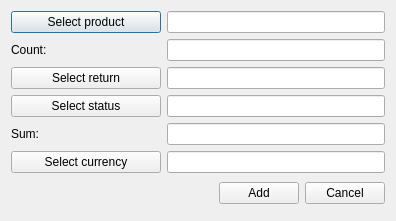
First picture: the form in OrmasAdmin/OrmasAdmin/CreateRtrnListDlg.ui, repository Dalerjon/TheOrmasProejct, before the edit.
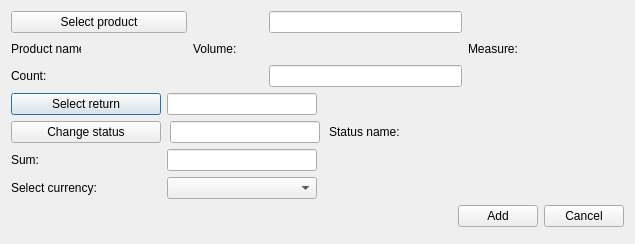
Second picture: the form after the edit.

What changed in the file:
```diff
--- a/OrmasAdmin/OrmasAdmin/CreateRtrnListDlg.ui
+++ b/OrmasAdmin/OrmasAdmin/CreateRtrnListDlg.ui
@@ -6,8 +6,8 @@
    <rect>
     <x>0</x>
     <y>0</y>
-    <width>396</width>
-    <height>221</height>
+    <width>635</width>
+    <height>244</height>
    </rect>
   </property>
   <property name="windowTitle">
@@ -32,34 +32,307 @@
    <property name="bottomMargin">
     <number>17</number>
    </property>
+   <item row="3" column="0" colspan="6">
+    <widget class="QWidget" name="editSectionWgt" native="true">
+     <layout class="QGridLayout" name="gridLayout_3">
+      <property name="leftMargin">
+       <number>0</number>
+      </property>
+      <property name="topMargin">
+       <number>0</number>
+      </property>
+      <property name="rightMargin">
+       <number>0</number>
+      </property>
+      <property name="bottomMargin">
+       <number>0</number>
+      </property>
+      <item row="2" column="1">
+       <widget class="QLineEdit" name="sumEdit">
+        <property name="maximumSize">
+         <size>
+          <width>150</width>
+          <height>16777215</height>
+         </size>
+        </property>
+        <property name="toolTip">
+         <string>&lt;html&gt;&lt;head/&gt;&lt;body&gt;&lt;p&gt;For example: 1000 (depends on currency, 1000 USD)&lt;/p&gt;&lt;/body&gt;&lt;/html&gt;</string>
+        </property>
+       </widget>
+      </item>
+      <item row="2" column="0">
+       <widget class="QLabel" name="sumLb">
+        <property name="minimumSize">
+         <size>
+          <width>150</width>
+          <height>0</height>
+         </size>
+        </property>
+        <property name="text">
+         <string>Sum:</string>
+        </property>
+       </widget>
+      </item>
+      <item row="0" column="1">
+       <widget class="QLineEdit" name="returnEdit">
+        <property name="maximumSize">
+         <size>
+          <width>150</width>
+          <height>16777215</height>
+         </size>
+        </property>
+        <property name="text">
+         <string/>
+        </property>
+        <property name="readOnly">
+         <bool>true</bool>
+        </property>
+       </widget>
+      </item>
+      <item row="0" column="0">
+       <widget class="QPushButton" name="returnBtn">
+        <property name="maximumSize">
+         <size>
+          <width>150</width>
+          <height>16777215</height>
+         </size>
+        </property>
+        <property name="text">
+         <string>Select return</string>
+        </property>
+       </widget>
+      </item>
+      <item row="0" column="2">
+       <spacer name="horizontalSpacer_2">
+        <property name="orientation">
+         <enum>Qt::Horizontal</enum>
+        </property>
+        <property name="sizeHint" stdset="0">
+         <size>
+          <width>40</width>
+          <height>20</height>
+         </size>
+        </property>
+       </spacer>
+      </item>
+      <item row="2" column="2">
+       <spacer name="horizontalSpacer_3">
+        <property name="orientation">
+         <enum>Qt::Horizontal</enum>
+        </property>
+        <property name="sizeHint" stdset="0">
+         <size>
+          <width>40</width>
+          <height>20</height>
+         </size>
+        </property>
+       </spacer>
+      </item>
+      <item row="3" column="0">
+       <widget class="QLabel" name="currencyLb">
+        <property name="text">
+         <string>Select currency:</string>
+        </property>
+       </widget>
+      </item>
+      <item row="3" column="1">
+       <widget class="QComboBox" name="currencyCmb">
+        <property name="maximumSize">
+         <size>
+          <width>150</width>
+          <height>16777215</height>
+         </size>
+        </property>
+       </widget>
+      </item>
+      <item row="3" column="2">
+       <spacer name="horizontalSpacer_4">
+        <property name="orientation">
+         <enum>Qt::Horizontal</enum>
+        </property>
+        <property name="sizeHint" stdset="0">
+         <size>
+          <width>40</width>
+          <height>20</height>
+         </size>
+        </property>
+       </spacer>
+      </item>
+      <item row="1" column="0" colspan="3">
+       <widget class="QWidget" name="statusWidget" native="true">
+        <layout class="QHBoxLayout" name="horizontalLayout_3">
+         <property name="spacing">
+          <number>9</number>
+         </property>
+         <property name="leftMargin">
+          <number>0</number>
+         </property>
+         <property name="topMargin">
+          <number>0</number>
+         </property>
+         <property name="rightMargin">
+          <number>0</number>
+         </property>
+         <property name="bottomMargin">
+          <number>0</number>
+         </property>
+         <item>
+          <widget class="QPushButton" name="statusBtn">
+           <property name="sizePolicy">
+            <sizepolicy hsizetype="Fixed" vsizetype="Fixed">
+             <horstretch>0</horstretch>
+             <verstretch>0</verstretch>
+            </sizepolicy>
+           </property>
+           <property name="minimumSize">
+            <size>
+             <width>150</width>
+             <height>0</height>
+            </size>
+           </property>
+           <property name="text">
+            <string>Change status</string>
+           </property>
+          </widget>
+         </item>
+         <item>
+          <widget class="QLineEdit" name="statusEdit">
+           <property name="maximumSize">
+            <size>
+             <width>150</width>
+             <height>16777215</height>
+            </size>
+           </property>
+           <property name="readOnly">
+            <bool>true</bool>
+           </property>
+          </widget>
+         </item>
+         <item>
+          <widget class="QLabel" name="statusLb">
+           <property name="text">
+            <string>Status name:</string>
+           </property>
+          </widget>
+         </item>
+         <item>
+          <widget class="QLabel" name="statusPh">
+           <property name="minimumSize">
+            <size>
+             <width>120</width>
+             <height>0</height>
+            </size>
+           </property>
+           <property name="font">
+            <font>
+             <family>Times New Roman</family>
+             <pointsize>12</pointsize>
+             <weight>75</weight>
+             <italic>true</italic>
+             <bold>true</bold>
+            </font>
+           </property>
+           <property name="text">
+            <string/>
+           </property>
+          </widget>
+         </item>
+        </layout>
+       </widget>
+      </item>
+     </layout>
+    </widget>
+   </item>
    <item row="1" column="0">
-    <widget class="QLabel" name="countLb">
+    <widget class="QLabel" name="prodNameLb">
      <property name="minimumSize">
       <size>
-       <width>150</width>
+       <width>70</width>
        <height>0</height>
       </size>
      </property>
+     <property name="maximumSize">
+      <size>
+       <width>70</width>
+       <height>16777215</height>
+      </size>
+     </property>
      <property name="text">
-      <string>Count:</string>
+      <string>Product name:</string>
      </property>
     </widget>
    </item>
-   <item row="0" column="1">
-    <widget class="QLineEdit" name="productEdit">
-     <property name="readOnly">
-      <bool>true</bool>
+   <item row="1" column="2">
+    <widget class="QLabel" name="volumeLb">
+     <property name="minimumSize">
+      <size>
+       <width>70</width>
+       <height>0</height>
+      </size>
      </property>
+     <property name="maximumSize">
+      <size>
+       <width>70</width>
+       <height>16777215</height>
+      </size>
+     </property>
+     <property name="text">
+      <string>Volume:</string>
+     </property>
     </widget>
    </item>
-   <item row="0" column="0">
-    <widget class="QPushButton" name="productBtn">
+   <item row="1" column="3">
+    <widget class="QLabel" name="volumePh">
+     <property name="minimumSize">
+      <size>
+       <width>100</width>
+       <height>0</height>
+      </size>
+     </property>
+     <property name="font">
+      <font>
+       <family>Times New Roman</family>
+       <pointsize>12</pointsize>
+       <weight>75</weight>
+       <italic>true</italic>
+       <bold>true</bold>
+      </font>
+     </property>
      <property name="text">
-      <string>Select product</string>
+      <string/>
      </property>
     </widget>
    </item>
-   <item row="3" column="0" colspan="2">
+   <item row="1" column="4">
+    <widget class="QLabel" name="measureLb">
+     <property name="text">
+      <string>Measure:</string>
+     </property>
+    </widget>
+   </item>
+   <item row="1" column="1">
+    <widget class="QLabel" name="prodNamePh">
+     <property name="minimumSize">
+      <size>
+       <width>100</width>
+       <height>0</height>
+      </size>
+     </property>
+     <property name="font">
+      <font>
+       <family>Times New Roman</family>
+       <pointsize>12</pointsize>
+       <weight>75</weight>
+       <italic>true</italic>
+       <bold>true</bold>
+      </font>
+     </property>
+     <property name="text">
+      <string/>
+     </property>
+    </widget>
+   </item>
+   <item row="4" column="0" colspan="6">
     <layout class="QHBoxLayout" name="horizontalLayout">
      <item>
       <spacer name="horizontalSpacer">
@@ -90,96 +363,62 @@
      </item>
     </layout>
    </item>
-   <item row="1" column="1">
+   <item row="1" column="5">
+    <widget class="QLabel" name="measurePh">
+     <property name="minimumSize">
+      <size>
+       <width>100</width>
+       <height>0</height>
+      </size>
+     </property>
+     <property name="font">
+      <font>
+       <family>Times New Roman</family>
+       <pointsize>12</pointsize>
+       <weight>75</weight>
+       <italic>true</italic>
+       <bold>true</bold>
+      </font>
+     </property>
+     <property name="text">
+      <string/>
+     </property>
+    </widget>
+   </item>
+   <item row="0" column="0" colspan="2">
+    <widget class="QPushButton" name="productBtn">
+     <property name="text">
+      <string>Select product</string>
+     </property>
+    </widget>
+   </item>
+   <item row="2" column="0" colspan="2">
+    <widget class="QLabel" name="countLb">
+     <property name="minimumSize">
+      <size>
+       <width>150</width>
+       <height>0</height>
+      </size>
+     </property>
+     <property name="text">
+      <string>Count:</string>
+     </property>
+    </widget>
+   </item>
+   <item row="0" column="3">
+    <widget class="QLineEdit" name="productEdit">
+     <property name="readOnly">
+      <bool>true</bool>
+     </property>
+    </widget>
+   </item>
+   <item row="2" column="3">
     <widget class="QLineEdit" name="countEdit">
      <property name="toolTip">
       <string>&lt;html&gt;&lt;head/&gt;&lt;body&gt;&lt;p&gt;For example: 10&lt;/p&gt;&lt;/body&gt;&lt;/html&gt;</string>
      </property>
     </widget>
    </item>
-   <item row="2" column="0" colspan="2">
-    <widget class="QWidget" name="editSectionWgt" native="true">
-     <layout class="QGridLayout" name="gridLayout_3">
-      <property name="leftMargin">
-       <number>0</number>
-      </property>
-      <property name="topMargin">
-       <number>0</number>
-      </property>
-      <property name="rightMargin">
-       <number>0</number>
-      </property>
-      <property name="bottomMargin">
-       <number>0</number>
-      </property>
-      <item row="2" column="0">
-       <widget class="QLabel" name="sumLb">
-        <property name="minimumSize">
-         <size>
-          <width>150</width>
-          <height>0</height>
-         </size>
-        </property>
-        <property name="text">
-         <string>Sum:</string>
-        </property>
-       </widget>
-      </item>
-      <item row="2" column="1">
-       <widget class="QLineEdit" name="sumEdit">
-        <property name="toolTip">
-         <string>&lt;html&gt;&lt;head/&gt;&lt;body&gt;&lt;p&gt;For example: 1000 (depends on currency, 1000 USD)&lt;/p&gt;&lt;/body&gt;&lt;/html&gt;</string>
-        </property>
-       </widget>
-      </item>
-      <item row="1" column="0">
-       <widget class="QPushButton" name="statusBtn">
-        <property name="text">
-         <string>Select status</string>
-        </property>
-       </widget>
-      </item>
-      <item row="0" column="0">
-       <widget class="QPushButton" name="returnBtn">
-        <property name="text">
-         <string>Select return</string>
-        </property>
-       </widget>
-      </item>
-      <item row="1" column="1">
-       <widget class="QLineEdit" name="statusEdit">
-        <property name="readOnly">
-         <bool>true</bool>
-        </property>
-       </widget>
-      </item>
-      <item row="0" column="1">
-       <widget class="QLineEdit" name="returnEdit">
-        <property name="text">
-         <string/>
-        </property>
-        <property name="readOnly">
-         <bool>true</bool>
-        </property>
-       </widget>
-      </item>
-      <item row="3" column="0">
-       <widget class="QPushButton" name="currencyBtn">
-        <property name="text">
-         <string>Select currency</string>
-        </property>
-       </widget>
-      </item>
-      <item row="3" column="1">
-       <widget class="QLineEdit" name="currencyEdit">
-        <property name="readOnly">
-         <bool>true</bool>
-        </property>
-       </widget>
-      </item>
-     </layout>
-    </widget>
-   </item>
   </layout>
  </widget>
  <tabstops>
```
Left out of the diff: 6 changed lines with no effect on the pictures.
